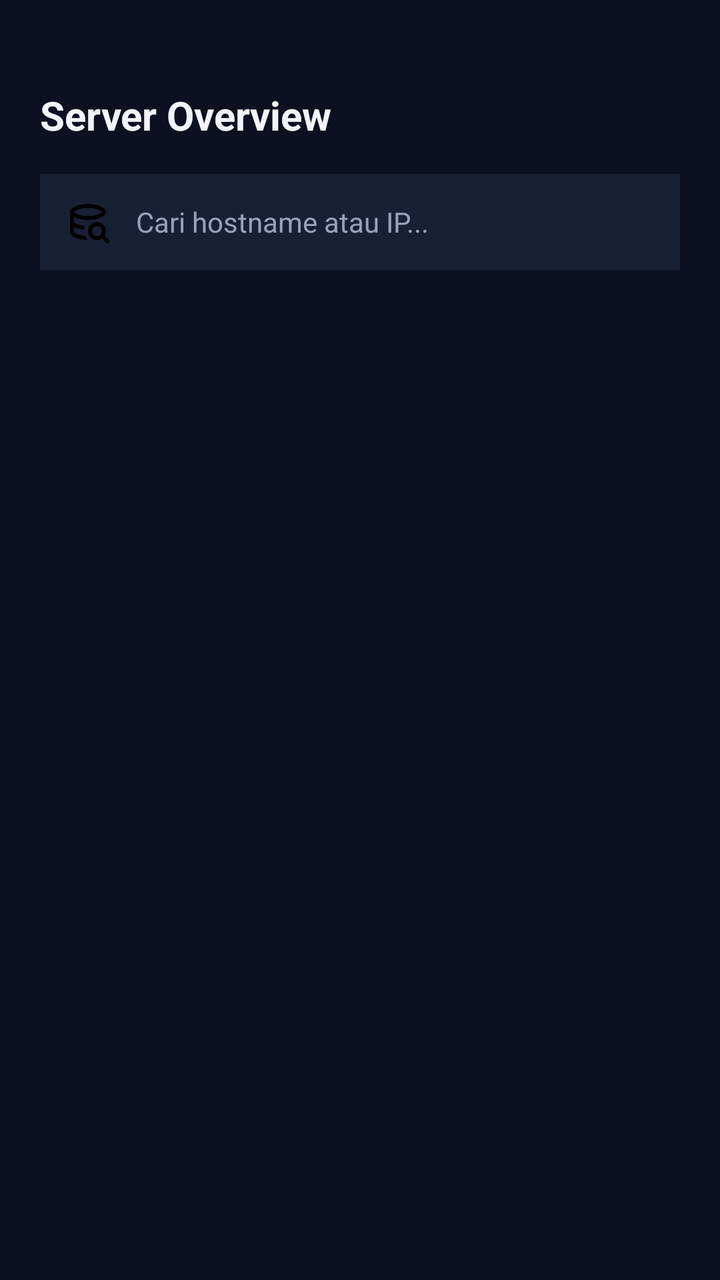
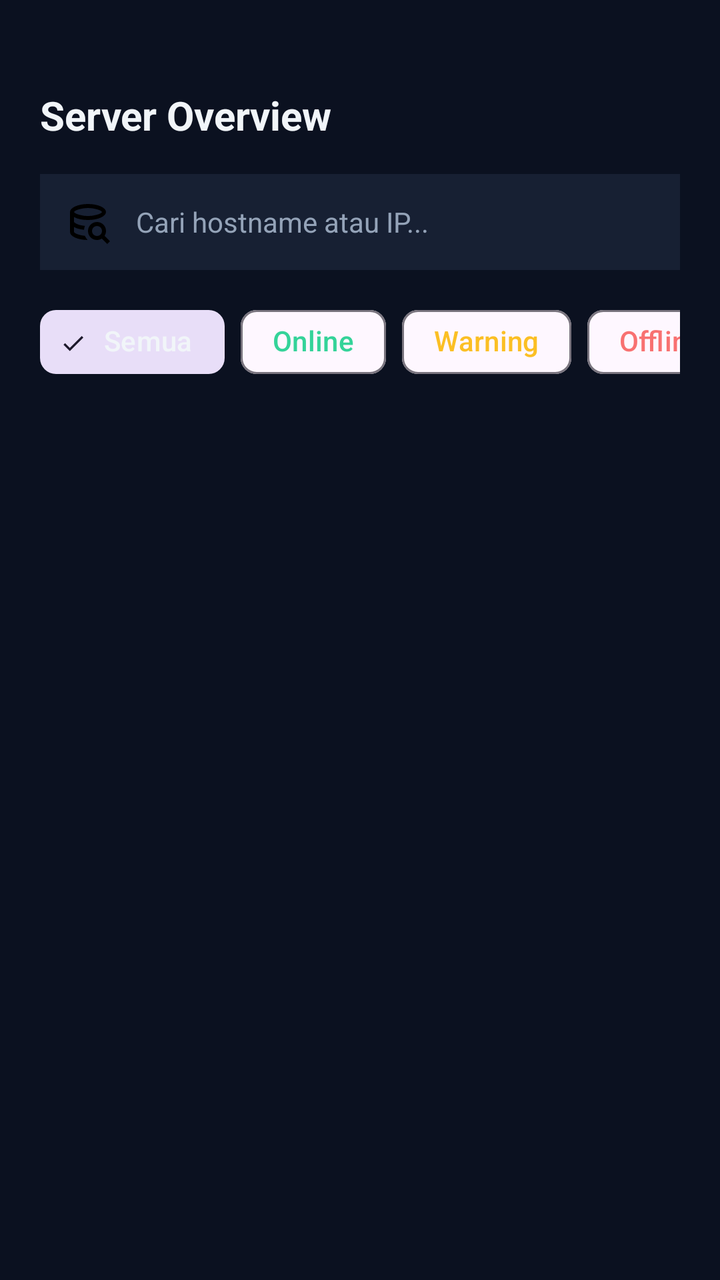

Two renders of the same Android screen: before a commit and after it. Below are the layout's source before the change and the commit's diff.
<!-- AndroidManifest.xml: application theme Theme.OpsMonitor -->
<!-- res/layout/fragment_server_list.xml -->
<?xml version="1.0" encoding="utf-8"?>
<androidx.constraintlayout.widget.ConstraintLayout xmlns:android="http://schemas.android.com/apk/res/android"
    xmlns:tools="http://schemas.android.com/tools"
    android:layout_width="match_parent"
    android:layout_height="match_parent"
    xmlns:app="http://schemas.android.com/apk/res-auto"
    android:background="#0B1120"
    android:padding="20dp"
    tools:context=".ui.ServerListFragment">

    <TextView
        android:id="@+id/tvServerOverView"
        android:layout_width="wrap_content"
        android:layout_height="wrap_content"
        android:layout_marginTop="24dp"
        android:layout_marginBottom="12dp"
        android:text="@string/server_overview"
        android:textColor="#F1F5F9"
        android:textSize="20sp"
        android:textStyle="bold"
        app:layout_constraintStart_toStartOf="parent"
        app:layout_constraintTop_toTopOf="parent" />

    <EditText
        android:id="@+id/etSearchServer"
        android:layout_width="match_parent"
        android:layout_height="wrap_content"
        android:layout_marginTop="16dp"
        android:background="#172033"
        android:drawableStart="@drawable/ic_menu_search"
        android:drawablePadding="12dp"
        android:hint="Cari hostname atau IP..."
        android:textColor="#F1F5F9"
        android:textColorHint="#94A3B8"
        android:textSize="14sp"
        android:padding="12dp"
        android:inputType="text"
        app:layout_constraintStart_toStartOf="parent"
        app:layout_constraintEnd_toEndOf="parent"
        app:layout_constraintTop_toBottomOf="@id/tvServerOverView" />

    <androidx.recyclerview.widget.RecyclerView
        android:id="@+id/rvServers"
        android:layout_width="0dp"
        android:layout_height="0dp"
        android:layout_marginTop="16dp"
        android:clipToPadding="false"
        android:paddingBottom="16dp"
        app:layout_constraintStart_toStartOf="parent"
        app:layout_constraintEnd_toEndOf="parent"
        app:layout_constraintTop_toBottomOf="@id/etSearchServer"
        app:layout_constraintBottom_toBottomOf="parent" />

</androidx.constraintlayout.widget.ConstraintLayout>
<!-- resources referenced by this layout -->
<resources>
  <!-- drawable ic_menu_search (drawable) -->
  <vector xmlns:android="http://schemas.android.com/apk/res/android" android:height="24dp" android:tint="#000000" android:viewportHeight="960" android:viewportWidth="960" android:width="24dp">
        
      <path android:fillColor="@android:color/white" android:pathData="M472,840Q399,839 334.5,826.5Q270,814 222.5,792.5Q175,771 147.5,742Q120,713 120,680L120,680Q120,713 147.5,742Q175,771 222.5,792.5Q270,814 334.5,826.5Q399,839 472,840L472,840Q472,840 472,840Q472,840 472,840ZM401,636Q371,633 343,628Q315,623 289.5,616Q264,609 241.5,600.5Q219,592 200,581L200,581Q219,592 241.5,600.5Q264,609 289.5,616Q315,623 343,628Q371,633 401,636Q401,636 401,636Q401,636 401,636Q401,636 401,636Q401,636 401,636ZM480,361Q566,361 657.5,335Q749,309 760,281Q749,252 659.5,226Q570,200 480,200Q389,200 301.5,225.5Q214,251 200,281Q215,310 304.5,335.5Q394,361 480,361ZM419,757Q429,780 442,801Q455,822 472,840Q399,839 334.5,826.5Q270,814 222.5,792.5Q175,771 147.5,742Q120,713 120,680L120,280Q120,247 148.5,218Q177,189 226,167Q275,145 340.5,132.5Q406,120 480,120Q554,120 619.5,132.5Q685,145 734,167Q783,189 811.5,218Q840,247 840,280Q840,313 811.5,342Q783,371 734,393Q685,415 619.5,427.5Q554,440 480,440Q395,440 323,425Q251,410 200,381L200,482Q240,519 300,536Q360,553 421,558L421,558Q413,573 408,592.5Q403,612 401,636L401,636Q341,629 289.5,616Q238,603 200,581L200,680Q214,705 277,727Q340,749 419,757ZM864,920L756,812Q734,825 710,832.5Q686,840 660,840Q585,840 532.5,787.5Q480,735 480,660Q480,585 532.5,532.5Q585,480 660,480Q735,480 787.5,532.5Q840,585 840,660Q840,686 832.5,710Q825,734 812,756L920,864L864,920ZM731,731Q760,702 760,660Q760,618 731,589Q702,560 660,560Q618,560 589,589Q560,618 560,660Q560,702 589,731Q618,760 660,760Q702,760 731,731Z"/>
      
  </vector>
  <string name="server_overview">Server Overview</string>
  <style name="Theme.OpsMonitor" parent="Base.Theme.OpsMonitor" />
  <style name="Base.Theme.OpsMonitor" parent="Theme.Material3.DayNight.NoActionBar">
          
          
      </style>
</resources>

<!-- the commit's change to res/layout/fragment_server_list.xml (unified diff, before → after) -->
@@ -1,9 +1,9 @@
 <?xml version="1.0" encoding="utf-8"?>
 <androidx.constraintlayout.widget.ConstraintLayout xmlns:android="http://schemas.android.com/apk/res/android"
+    xmlns:app="http://schemas.android.com/apk/res-auto"
     xmlns:tools="http://schemas.android.com/tools"
     android:layout_width="match_parent"
     android:layout_height="match_parent"
-    xmlns:app="http://schemas.android.com/apk/res-auto"
     android:background="#0B1120"
     android:padding="20dp"
     tools:context=".ui.ServerListFragment">
@@ -30,25 +30,92 @@
         android:drawableStart="@drawable/ic_menu_search"
         android:drawablePadding="12dp"
         android:hint="Cari hostname atau IP..."
+        android:inputType="text"
+        android:padding="12dp"
         android:textColor="#F1F5F9"
         android:textColorHint="#94A3B8"
         android:textSize="14sp"
-        android:padding="12dp"
-        android:inputType="text"
+        app:layout_constraintEnd_toEndOf="parent"
         app:layout_constraintStart_toStartOf="parent"
+        app:layout_constraintTop_toBottomOf="@id/tvServerOverView" />
+
+    <HorizontalScrollView
+        android:id="@+id/svFilterChips"
+        android:layout_width="match_parent"
+        android:layout_height="wrap_content"
+        android:layout_marginTop="12dp"
+        android:scrollbars="none"
         app:layout_constraintEnd_toEndOf="parent"
-        app:layout_constraintTop_toBottomOf="@id/tvServerOverView" />
+        app:layout_constraintStart_toStartOf="parent"
+        app:layout_constraintTop_toBottomOf="@id/etSearchServer">
+
+        <com.google.android.material.chip.ChipGroup
+            android:id="@+id/cgFilterStatus"
+            android:layout_width="wrap_content"
+            android:layout_height="wrap_content"
+            app:singleLine="true"
+            app:singleSelection="true">
+
+            <com.google.android.material.chip.Chip
+                android:id="@+id/chipAll"
+                style="@style/Widget.Material3.Chip.Filter"
+                android:layout_width="wrap_content"
+                android:layout_height="wrap_content"
+                android:checked="true"
+                android:text="Semua"
+                android:textColor="#F1F5F9" />
+
+            <com.google.android.material.chip.Chip
+                android:id="@+id/chipOnline"
+                style="@style/Widget.Material3.Chip.Filter"
+                android:layout_width="wrap_content"
+                android:layout_height="wrap_content"
+                android:text="Online"
+                android:textColor="#34D399" />
+
+            <com.google.android.material.chip.Chip
+                android:id="@+id/chipWarning"
+                style="@style/Widget.Material3.Chip.Filter"
+                android:layout_width="wrap_content"
+                android:layout_height="wrap_content"
+                android:text="Warning"
+                android:textColor="#FBBF24" />
+
+            <com.google.android.material.chip.Chip
+                android:id="@+id/chipOffline"
+                style="@style/Widget.Material3.Chip.Filter"
+                android:layout_width="wrap_content"
+                android:layout_height="wrap_content"
+                android:text="Offline"
+                android:textColor="#F87171" />
+
+        </com.google.android.material.chip.ChipGroup>
+
+    </HorizontalScrollView>
 
     <androidx.recyclerview.widget.RecyclerView
         android:id="@+id/rvServers"
         android:layout_width="0dp"
         android:layout_height="0dp"
-        android:layout_marginTop="16dp"
+        android:layout_marginTop="12dp"
         android:clipToPadding="false"
         android:paddingBottom="16dp"
+        app:layout_constraintBottom_toBottomOf="parent"
+        app:layout_constraintEnd_toEndOf="parent"
         app:layout_constraintStart_toStartOf="parent"
+        app:layout_constraintTop_toBottomOf="@id/svFilterChips" />
+
+    <TextView
+        android:id="@+id/tvEmptyState"
+        android:layout_width="wrap_content"
+        android:layout_height="wrap_content"
+        android:text="Server tidak ditemukan"
+        android:textColor="#94A3B8"
+        android:textSize="14sp"
+        android:visibility="gone"
+        app:layout_constraintBottom_toBottomOf="parent"
         app:layout_constraintEnd_toEndOf="parent"
-        app:layout_constraintTop_toBottomOf="@id/etSearchServer"
-        app:layout_constraintBottom_toBottomOf="parent" />
+        app:layout_constraintStart_toStartOf="parent"
+        app:layout_constraintTop_toBottomOf="@id/svFilterChips" />
 
 </androidx.constraintlayout.widget.ConstraintLayout>
